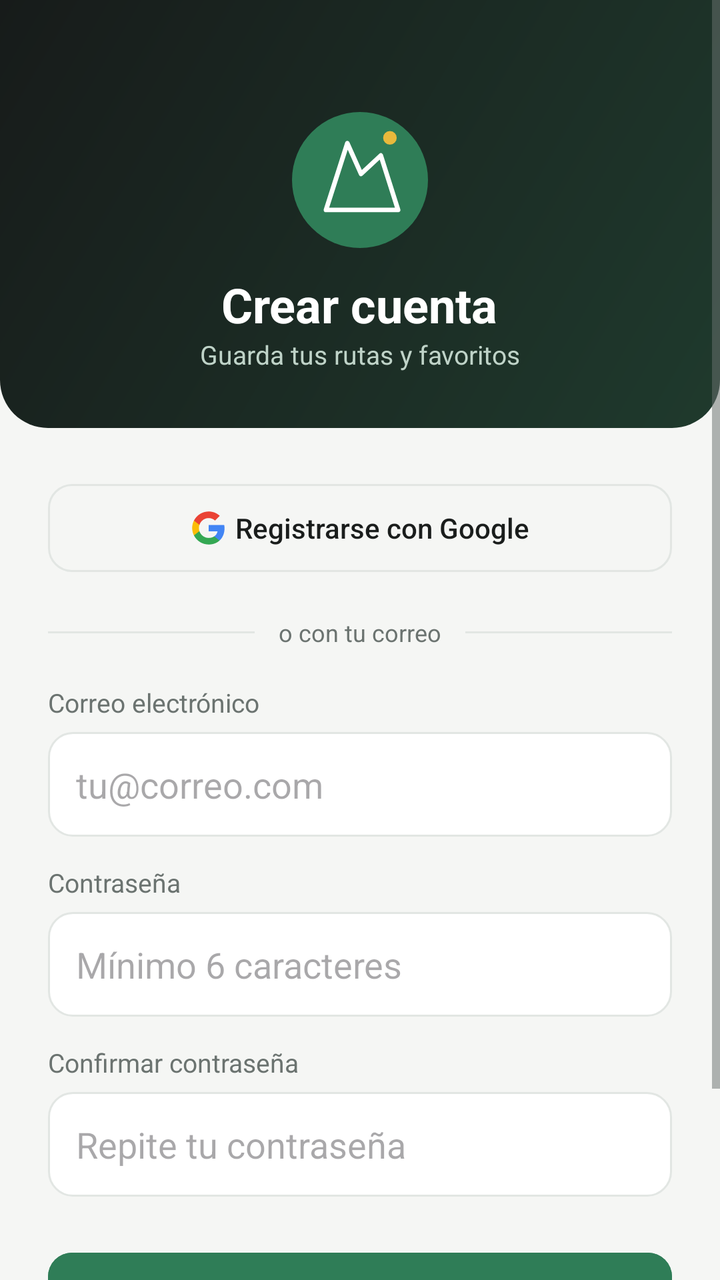
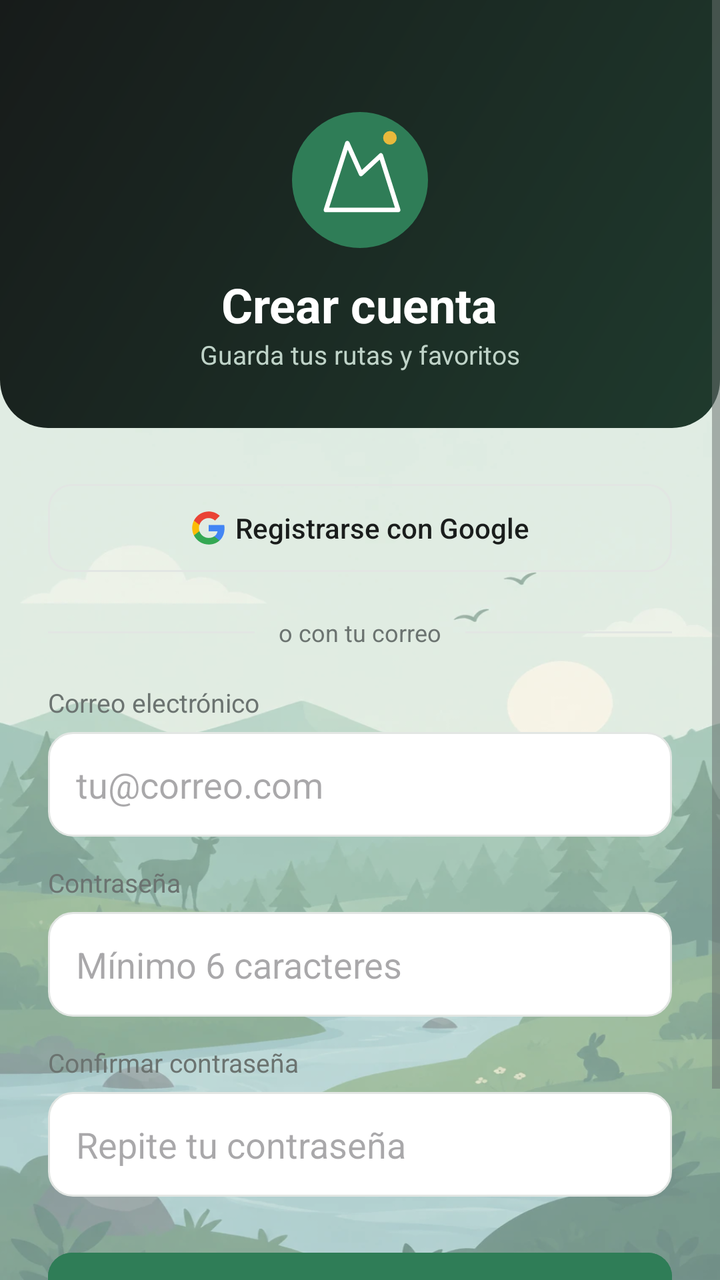

An Android layout rendered at two revisions. The XML below is the earlier revision; the diff shows what the commit changed to produce the second picture.
<!-- AndroidManifest.xml: application theme Theme.RunGuide -->
<!-- res/layout/activity_register.xml -->
<?xml version="1.0" encoding="utf-8"?>
<ScrollView xmlns:android="http://schemas.android.com/apk/res/android"
    xmlns:app="http://schemas.android.com/apk/res-auto"
    android:layout_width="match_parent"
    android:layout_height="match_parent"
    android:background="@color/fondo_app"
    android:fillViewport="true">

    <LinearLayout
        android:layout_width="match_parent"
        android:layout_height="wrap_content"
        android:orientation="vertical">

        <LinearLayout
            android:layout_width="match_parent"
            android:layout_height="wrap_content"
            android:orientation="vertical"
            android:gravity="center_horizontal"
            android:background="@drawable/bg_header"
            android:paddingTop="56dp"
            android:paddingBottom="28dp">

            <ImageView
                android:layout_width="68dp"
                android:layout_height="68dp"
                android:src="@drawable/logo_app"
                android:contentDescription="@string/runguide" />

            <TextView
                android:layout_width="wrap_content"
                android:layout_height="wrap_content"
                android:text="@string/crear_cuenta"
                android:textSize="24sp"
                android:textStyle="bold"
                android:textColor="#FFFFFF"
                android:layout_marginTop="12dp" />

            <TextView
                android:layout_width="wrap_content"
                android:layout_height="wrap_content"
                android:text="@string/guarda_tus_rutas_y_favoritos"
                android:textSize="13sp"
                android:textColor="#BFD3C8" />
        </LinearLayout>

        <LinearLayout
            android:layout_width="match_parent"
            android:layout_height="wrap_content"
            android:orientation="vertical"
            android:padding="24dp">

            <Button
                android:id="@+id/btnGoogleRegister"
                style="@style/Widget.Material3.Button.OutlinedButton"
                android:layout_width="match_parent"
                android:layout_height="52dp"
                android:text="@string/registrarse_con_google"
                android:textColor="@color/texto_principal"
                app:icon="@drawable/ic_google"
                app:iconTint="@null"
                app:iconGravity="textStart"
                app:strokeColor="@color/borde"
                app:cornerRadius="12dp" />

            <LinearLayout
                android:layout_width="match_parent"
                android:layout_height="wrap_content"
                android:orientation="horizontal"
                android:gravity="center_vertical"
                android:layout_marginTop="18dp"
                android:layout_marginBottom="18dp">

                <View
                    android:layout_width="0dp"
                    android:layout_weight="1"
                    android:layout_height="1dp"
                    android:background="@color/borde" />

                <TextView
                    android:layout_width="wrap_content"
                    android:layout_height="wrap_content"
                    android:text="@string/o_con_tu_correo"
                    android:textSize="12sp"
                    android:textColor="@color/texto_secundario"
                    android:paddingStart="12dp"
                    android:paddingEnd="12dp" />

                <View
                    android:layout_width="0dp"
                    android:layout_weight="1"
                    android:layout_height="1dp"
                    android:background="@color/borde" />
            </LinearLayout>

            <TextView
                android:layout_width="match_parent"
                android:layout_height="wrap_content"
                android:text="@string/correo_electronico"
                android:textSize="13sp"
                android:textColor="@color/texto_secundario"
                android:layout_marginBottom="6dp" />

            <EditText
                android:id="@+id/etRegisterEmail"
                android:layout_width="match_parent"
                android:layout_height="wrap_content"
                android:hint="@string/tu_correo_com"
                android:inputType="textEmailAddress"
                android:background="@drawable/bg_input"
                android:padding="14dp" />

            <TextView
                android:layout_width="match_parent"
                android:layout_height="wrap_content"
                android:text="@string/contrasena"
                android:textSize="13sp"
                android:textColor="@color/texto_secundario"
                android:layout_marginTop="14dp"
                android:layout_marginBottom="6dp" />

            <EditText
                android:id="@+id/etRegisterPassword"
                android:layout_width="match_parent"
                android:layout_height="wrap_content"
                android:hint="@string/minimo_6_caracteres"
                android:inputType="textPassword"
                android:background="@drawable/bg_input"
                android:padding="14dp" />

            <TextView
                android:layout_width="match_parent"
                android:layout_height="wrap_content"
                android:text="@string/confirmar_contrasena"
                android:textSize="13sp"
                android:textColor="@color/texto_secundario"
                android:layout_marginTop="14dp"
                android:layout_marginBottom="6dp" />

            <EditText
                android:id="@+id/etRegisterConfirm"
                android:layout_width="match_parent"
                android:layout_height="wrap_content"
                android:hint="@string/repite_tu_contrasena"
                android:inputType="textPassword"
                android:background="@drawable/bg_input"
                android:padding="14dp" />

            <Button
                android:id="@+id/btnRegister"
                android:layout_width="match_parent"
                android:layout_height="52dp"
                android:text="@string/crear_cuenta"
                android:layout_marginTop="24dp"
                android:backgroundTint="@color/verde_primario"
                android:textColor="#FFFFFF" />

            <Button
                android:id="@+id/btnBackToLogin"
                style="@style/Widget.Material3.Button.TextButton"
                android:layout_width="match_parent"
                android:layout_height="48dp"
                android:text="@string/ya_tengo_cuenta"
                android:textColor="@color/texto_secundario"
                android:layout_marginTop="6dp" />

        </LinearLayout>
    </LinearLayout>
</ScrollView>
<!-- resources referenced by this layout -->
<resources>
  <color name="borde">#E2E6E3</color>
  <color name="fondo_app">#F5F6F4</color>
  <color name="texto_principal">#1A1D1C</color>
  <color name="texto_secundario">#6B7370</color>
  <color name="verde_primario">#2F7D57</color>
  <string name="confirmar_contrasena">Confirmar contraseña</string>
  <string name="contrasena">Contraseña</string>
  <string name="correo_electronico">Correo electrónico</string>
  <string name="crear_cuenta">Crear cuenta</string>
  <string name="guarda_tus_rutas_y_favoritos">Guarda tus rutas y favoritos</string>
  <string name="minimo_6_caracteres">Mínimo 6 caracteres</string>
  <string name="o_con_tu_correo">o con tu correo</string>
  <string name="registrarse_con_google">Registrarse con Google</string>
  <string name="repite_tu_contrasena">Repite tu contraseña</string>
  <string name="runguide">RunGuide</string>
  <string name="tu_correo_com">tu@correo.com</string>
  <string name="ya_tengo_cuenta">Ya tengo cuenta</string>
  <style name="Theme.RunGuide" parent="Base.Theme.RunGuide" />
  <color name="superficie">#FFFFFF</color>
  <style name="Base.Theme.RunGuide" parent="Theme.Material3.DayNight.NoActionBar">
          <item name="colorPrimary">@color/verde_primario</item>
          <item name="colorOnPrimary">@color/white</item>
          <item name="colorPrimaryContainer">@color/verde_claro</item>
          <item name="colorOnPrimaryContainer">@color/verde_oscuro</item>
          <item name="colorSecondary">@color/amarillo</item>
          <item name="colorOnSecondary">@color/negro_carbon</item>
          <item name="colorSecondaryContainer">@color/amarillo_claro</item>
          <item name="colorOnSecondaryContainer">@color/amarillo_texto</item>
          <item name="colorOutline">@color/borde</item>
          <item name="colorSurface">@color/superficie</item>
          <item name="colorOnSurface">@color/texto_principal</item>
          <item name="android:colorBackground">@color/fondo_app</item>
          <item name="android:textColorPrimary">@color/texto_principal</item>
          <item name="android:textColorSecondary">@color/texto_secundario</item>
          <item name="android:statusBarColor">@color/negro_carbon</item>
          <item name="android:windowLightStatusBar">false</item>
          <item name="materialButtonStyle">@style/Widget.RunGuide.Button</item>
          <item name="shapeAppearanceSmallComponent">@style/ShapeAppearance.RunGuide.Small</item>
          <item name="shapeAppearanceMediumComponent">@style/ShapeAppearance.RunGuide.Medium</item>
      </style>
  <color name="white">#FFFFFFFF</color>
  <color name="verde_claro">#E7F0EA</color>
  <color name="verde_oscuro">#1F5A3F</color>
  <color name="amarillo">#E8B93C</color>
  <color name="negro_carbon">#171B1A</color>
  <color name="amarillo_claro">#FAF1D6</color>
  <color name="amarillo_texto">#6B5200</color>
  <style name="ShapeAppearance.RunGuide.Small" parent="ShapeAppearance.Material3.SmallComponent">
          <item name="cornerFamily">rounded</item>
          <item name="cornerSize">12dp</item>
      </style>
  <style name="ShapeAppearance.RunGuide.Medium" parent="ShapeAppearance.Material3.MediumComponent">
          <item name="cornerFamily">rounded</item>
          <item name="cornerSize">18dp</item>
      </style>
  <!-- unchanged entries left out for length: 5 -->
</resources>

<!-- the commit's change to res/layout/activity_register.xml (unified diff, before → after) -->
@@ -3,7 +3,7 @@
     xmlns:app="http://schemas.android.com/apk/res-auto"
     android:layout_width="match_parent"
     android:layout_height="match_parent"
-    android:background="@color/fondo_app"
+    android:background="@android:color/transparent"
     android:fillViewport="true">
 
     <LinearLayout
<!-- resource entries referenced after the edit -->
@@ -2,6 +2,21 @@
 <resources>
   <color name="borde">#E2E6E3</color>
   <color name="fondo_app">#F5F6F4</color>
+  <!-- drawable fondo_app (drawable) -->
+  <?xml version="1.0" encoding="utf-8"?>
+  <layer-list xmlns:android="http://schemas.android.com/apk/res/android">
+      <item android:drawable="@color/fondo_app" />
+      <item>
+          <bitmap
+              android:src="@drawable/fondo_paisaje"
+              android:gravity="fill" />
+      </item>
+      <item>
+          <shape android:shape="rectangle">
+              <solid android:color="@color/velo_fondo" />
+          </shape>
+      </item>
+  </layer-list>
   <color name="texto_principal">#1A1D1C</color>
   <color name="texto_secundario">#6B7370</color>
   <color name="verde_primario">#2F7D57</color>
@@ -32,6 +47,7 @@
           <item name="colorSurface">@color/superficie</item>
           <item name="colorOnSurface">@color/texto_principal</item>
           <item name="android:colorBackground">@color/fondo_app</item>
+          <item name="android:windowBackground">@drawable/fondo_app</item>
           <item name="android:textColorPrimary">@color/texto_principal</item>
           <item name="android:textColorSecondary">@color/texto_secundario</item>
           <item name="android:statusBarColor">@color/negro_carbon</item>
@@ -55,6 +71,8 @@
           <item name="cornerFamily">rounded</item>
           <item name="cornerSize">18dp</item>
       </style>
+  <!-- drawable fondo_paisaje: webp bitmap (drawable-nodpi, 37966 bytes) -->
+  <color name="velo_fondo">#4DF5F6F4</color>
   <!-- unchanged entries left out for length: 5 -->
 </resources>
 
